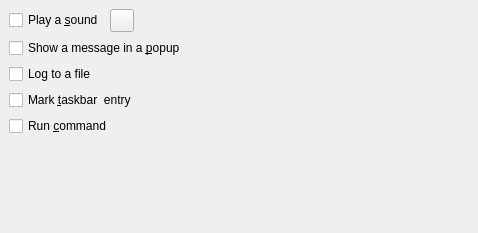
This is knotify/config/knotifyconfigactionswidgetbase.ui in KDE/kdelibs as Qt 5 draws it before an edit. The edited form follows.
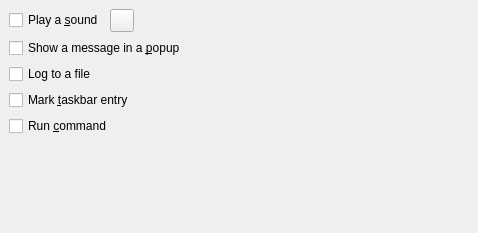
This is the edited form. Custom widgets are drawn as their Qt base class.

Commit message: SVN_SILENT whitespace fix

```diff
--- a/knotify/config/knotifyconfigactionswidgetbase.ui
+++ b/knotify/config/knotifyconfigactionswidgetbase.ui
@@ -114,7 +114,7 @@
    <item>
     <widget class="QCheckBox" name="Taskbar_check" >
      <property name="text" >
-      <string>Mark &amp;taskbar  entry</string>
+      <string>Mark &amp;taskbar entry</string>
      </property>
     </widget>
    </item>
```
